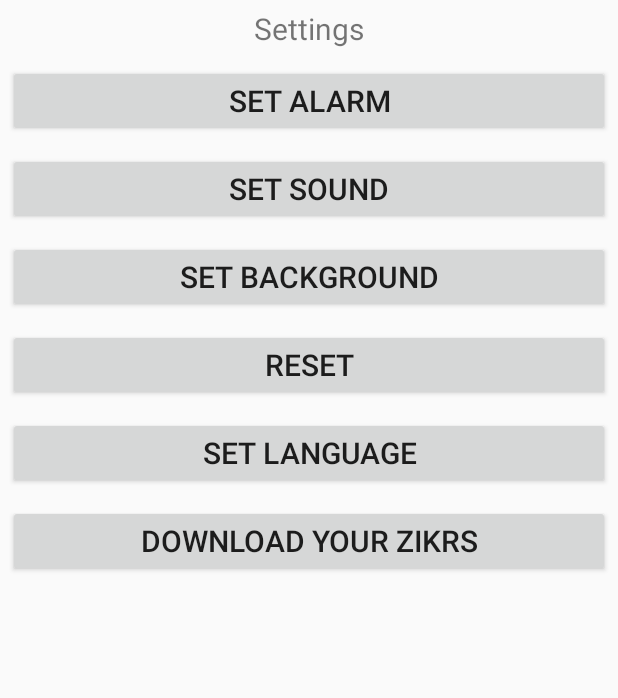
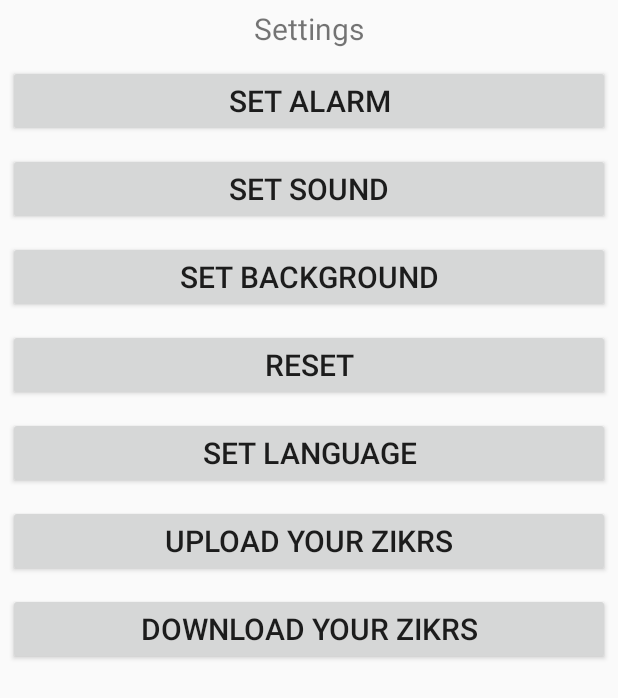
Before and after one commit to hazzatun1/screen_off_service, an Android app: the Settings screen opened directly, with no data from a screen before it, on a phone screen of 412 x 824 dp. Shown: the top 698 px of the screen. Run offline under Robolectric (Android 15) with nearby library versions, the phone set to English and light mode, and no system bars; our stand-ins replace Firebase (no records; nobody signed in at launch, a user with empty details on screens opened directly).

```diff
--- a/app/build.gradle
+++ b/app/build.gradle
@@ -44,6 +44,7 @@ dependencies {
     implementation 'androidx.recyclerview:recyclerview:1.2.1'
     implementation 'com.google.firebase:firebase-config:21.0.1'
     implementation 'com.google.firebase:firebase-firestore:23.0.3'
+    implementation 'com.google.android.material:material:1.4.0'
     testImplementation 'junit:junit:4.13.2'
     androidTestImplementation 'androidx.test.ext:junit:1.1.3'
     androidTestImplementation 'androidx.test.espresso:espresso-core:3.4.0'
--- a/app/src/main/java/com/bandhan/hazzatun/mytasbeeh/Settings.java
+++ b/app/src/main/java/com/bandhan/hazzatun/mytasbeeh/Settings.java
@@ -4,17 +4,12 @@ import android.app.Activity;
 import android.app.AlertDialog;
 import android.content.Context;
 import android.content.DialogInterface;
-import android.content.Intent;
 import android.content.SharedPreferences;
 import android.content.res.Configuration;
-
 import android.os.Bundle;
-
 import android.view.View;
 import android.widget.Button;
-
 import androidx.appcompat.app.AppCompatActivity;
-
 import com.google.firebase.database.DatabaseReference;
 import com.google.firebase.database.FirebaseDatabase;
 
--- a/app/src/main/java/com/bandhan/hazzatun/mytasbeeh/User.java
+++ b/app/src/main/java/com/bandhan/hazzatun/mytasbeeh/User.java
@@ -23,6 +23,7 @@ public class User implements Serializable {
     public User() {
 
     }
+
     public User(String id, String name, String counts, String date) {
         this._id = id;
         this._name = name;
--- a/app/src/main/res/layout/activity_main.xml
+++ b/app/src/main/res/layout/activity_main.xml
@@ -8,9 +8,7 @@
     android:gravity="center_vertical"
     android:orientation="vertical"
     android:keepScreenOn="true"
-    tools:context=".MainActivity"
-
-    >
+    tools:context=".MainActivity">
     <LinearLayout
         android:layout_width="match_parent"
         android:layout_height="wrap_content"
--- a/app/src/main/res/layout/activity_settings.xml
+++ b/app/src/main/res/layout/activity_settings.xml
@@ -57,6 +57,7 @@ android:text="@string/settings"
         android:layout_height="wrap_content"
         android:layout_margin="5dp"
         android:text="@string/reset"
+        android:onClick="reset_whole_zikr"
         android:textSize="20sp"
         android:gravity="center"
 
@@ -72,13 +73,26 @@ android:text="@string/settings"
         android:gravity="center"
 
         />
-
     <Button
         android:id="@+id/btn7"
         android:layout_width="match_parent"
         android:layout_height="wrap_content"
         android:layout_margin="5dp"
+        android:text="upload your zikrs"
+        android:onClick="uploadOnNet"
+        android:textSize="20sp"
+        android:gravity="center"
+
+        />
+
+
+    <Button
+        android:id="@+id/btn8"
+        android:layout_width="match_parent"
+        android:layout_height="wrap_content"
+        android:layout_margin="5dp"
         android:text="Download your zikrs"
+        android:onClick="download_from_net"
         android:textSize="20sp"
         android:gravity="center"
 
--- a/app/src/main/res/layout/item.xml
+++ b/app/src/main/res/layout/item.xml
@@ -6,6 +6,7 @@
     android:layout_width="match_parent"
     android:layout_height="wrap_content"
     xmlns:app="http://schemas.android.com/apk/res-auto"
+    android:id="@+id/cv"
     app:cardElevation="8dp"
     app:cardCornerRadius="8dp"
     android:layout_margin="16dp"
--- a/app/src/main/res/layout/view_list.xml
+++ /dev/null
@@ -1,6 +0,0 @@
-<?xml version="1.0" encoding="utf-8"?>
-<androidx.constraintlayout.widget.ConstraintLayout xmlns:android="http://schemas.android.com/apk/res/android"
-    android:layout_width="match_parent"
-    android:layout_height="match_parent">
-
-</androidx.constraintlayout.widget.ConstraintLayout>
```
Also changed, not shown: app/src/main/AndroidManifest.xml (+21 -25 lines), app/src/main/java/com/bandhan/hazzatun/mytasbeeh/MainActivity.java (+4 -15 lines), app/src/main/java/com/bandhan/hazzatun/mytasbeeh/MyAdapter.java (+33 -5 lines), app/src/main/java/com/bandhan/hazzatun/mytasbeeh/userlist.java (+2 -7 lines). Lines whose indentation alone changed are shown as unchanged.
